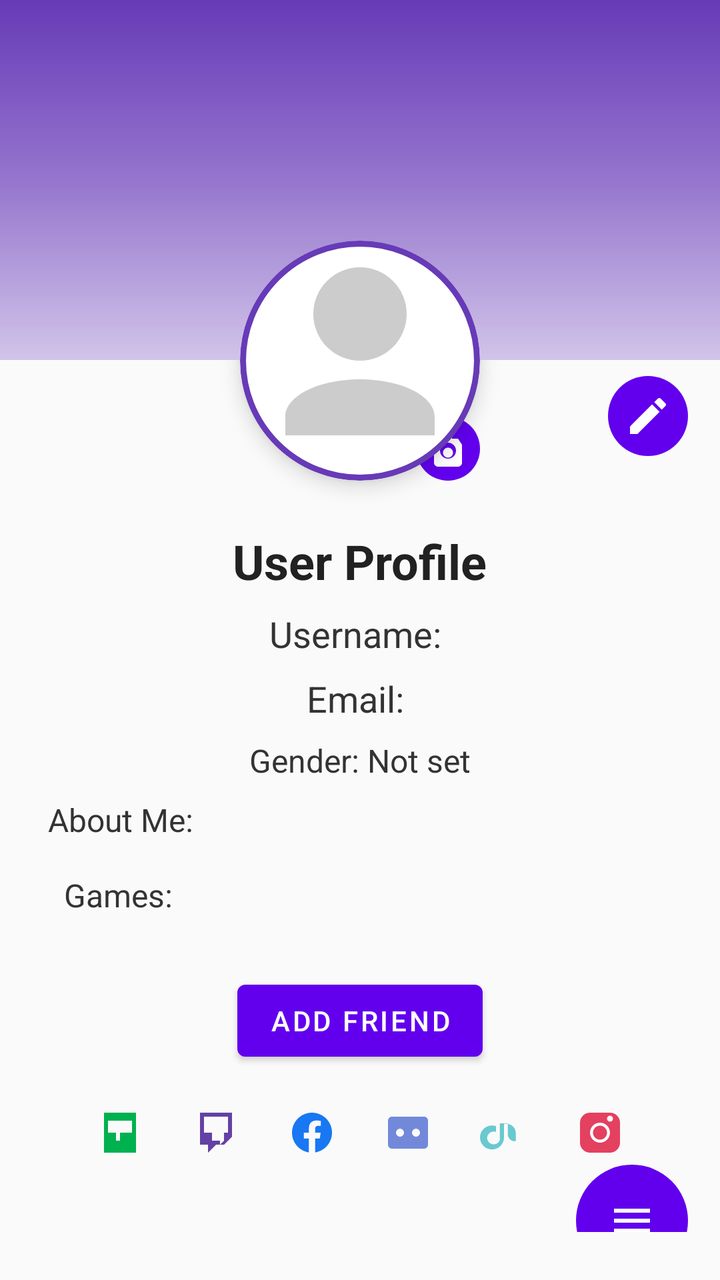
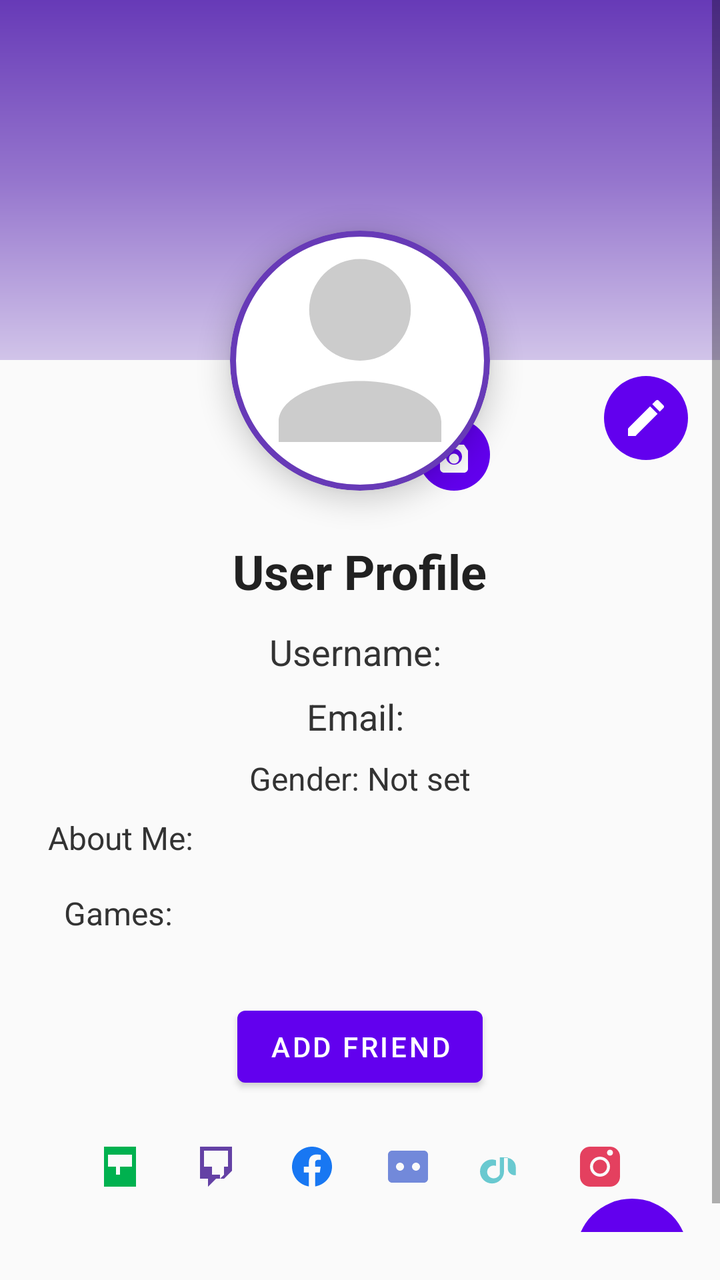

An Android layout rendered at two revisions. The XML below is the earlier revision; the diff shows what the commit changed to produce the second picture.
<!-- AndroidManifest.xml: application theme Theme.VIRE -->
<!-- res/layout/activity_profile.xml -->
<?xml version="1.0" encoding="utf-8"?>
<ScrollView xmlns:android="http://schemas.android.com/apk/res/android"
    android:id="@+id/scrollViewRoot"
    android:layout_width="match_parent"
    android:layout_height="match_parent"
    android:background="#FAFAFA"
    android:fillViewport="true"
    android:fitsSystemWindows="true"
    android:paddingBottom="24dp">

    <RelativeLayout
        android:layout_width="match_parent"
        android:layout_height="wrap_content"
        android:padding="0dp">

        
        <ImageView
            android:id="@+id/coverPhoto"
            android:layout_width="match_parent"
            android:layout_height="180dp"
            android:scaleType="centerCrop"
            android:src="@drawable/default_cover"
            android:elevation="6dp"
            android:contentDescription="Cover Photo" />

        
        <ImageButton
            android:id="@+id/changeCoverButton"
            android:layout_width="36dp"
            android:layout_height="36dp"
            android:layout_alignBottom="@id/coverPhoto"
            android:layout_alignEnd="@id/coverPhoto"
            android:layout_margin="12dp"
            android:background="@drawable/circle_bg"
            android:src="@drawable/ic_camera"
            android:tint="@android:color/white"
            android:contentDescription="Change Cover Photo" />

        
        <ImageView
            android:id="@+id/profileImage"
            android:layout_width="120dp"
            android:layout_height="120dp"
            android:layout_below="@id/coverPhoto"
            android:layout_centerHorizontal="true"
            android:layout_marginTop="-60dp"
            android:background="@drawable/profile_image_bg"
            android:padding="4dp"
            android:elevation="6dp"
            android:scaleType="centerCrop"
            android:adjustViewBounds="true"
            android:clipToOutline="true"
            android:src="@drawable/ic_profile_placeholder"
            android:contentDescription="Profile Picture" />

        
        <ImageButton
            android:id="@+id/changeProfilePicButton"
            android:layout_width="32dp"
            android:layout_height="32dp"
            android:layout_alignEnd="@id/profileImage"
            android:layout_alignBottom="@id/profileImage"
            android:background="@drawable/circle_bg"
            android:src="@drawable/ic_camera"
            android:tint="@android:color/white"
            android:contentDescription="Change Profile Picture" />

        
        <ImageButton
            android:id="@+id/editPenButton"
            android:layout_width="40dp"
            android:layout_height="40dp"
            android:layout_below="@id/coverPhoto"
            android:layout_alignParentEnd="true"
            android:layout_marginTop="8dp"
            android:layout_marginEnd="16dp"
            android:background="@drawable/circle_bg"
            android:src="@drawable/ic_pen"
            android:tint="@android:color/white"
            android:contentDescription="Edit Profile" />

        
        <LinearLayout
            android:id="@+id/profileInfoLayout"
            android:layout_width="match_parent"
            android:layout_height="wrap_content"
            android:layout_below="@id/profileImage"
            android:orientation="vertical"
            android:gravity="center_horizontal"
            android:padding="24dp">

            <TextView
                android:id="@+id/profileTitleText"
                android:layout_width="wrap_content"
                android:layout_height="wrap_content"
                android:text="User Profile"
                android:textSize="24sp"
                android:textStyle="bold"
                android:textColor="#212121"
                android:layout_marginBottom="8dp" />

            <TextView
                android:id="@+id/profileUsername"
                android:layout_width="wrap_content"
                android:layout_height="wrap_content"
                android:text="Username: "
                android:textSize="18sp"
                android:textColor="#333333"
                android:layout_marginBottom="8dp" />

            <TextView
                android:id="@+id/profileEmail"
                android:layout_width="wrap_content"
                android:layout_height="wrap_content"
                android:text="Email: "
                android:textSize="18sp"
                android:textColor="#333333"
                android:layout_marginBottom="8dp" />

            <TextView
                android:id="@+id/profileGender"
                android:layout_width="wrap_content"
                android:layout_height="wrap_content"
                android:text="Gender: Not set"
                android:textSize="16sp"
                android:textColor="#333333"
                android:layout_marginBottom="8dp" />

            <TextView
                android:id="@+id/profileAboutMe"
                android:layout_width="match_parent"
                android:layout_height="wrap_content"
                android:text="About Me: "
                android:textSize="16sp"
                android:textColor="#333333"
                android:layout_marginBottom="8dp" />

            <TextView
                android:id="@+id/profileGames"
                android:layout_width="match_parent"
                android:layout_height="wrap_content"
                android:text="Games: "
                android:textSize="16sp"
                android:textColor="#333333"
                android:layout_marginBottom="8dp"
                android:clickable="true"
                android:focusable="true"
                android:background="?attr/selectableItemBackground"
                android:padding="8dp" />

            
            <Button
                android:id="@+id/addFriendButton"
                android:layout_width="wrap_content"
                android:layout_height="wrap_content"
                android:text="Add Friend"
                android:layout_marginTop="12dp" />

            
            <LinearLayout
                android:id="@+id/socialLinksLayout"
                android:layout_width="wrap_content"
                android:layout_height="wrap_content"
                android:orientation="horizontal"
                android:layout_marginTop="8dp"
                android:gravity="center">

                <ImageButton
                    android:id="@+id/socialkick"
                    android:layout_width="40dp"
                    android:layout_height="40dp"
                    android:layout_margin="4dp"
                    android:src="@drawable/ic_kick"
                    android:background="@null"
                    android:contentDescription="Kick" />

                <ImageButton
                    android:id="@+id/socialtwitch"
                    android:layout_width="40dp"
                    android:layout_height="40dp"
                    android:layout_margin="4dp"
                    android:src="@drawable/ic_twitch"
                    android:background="@null"
                    android:contentDescription="Twitch" />

                <ImageButton
                    android:id="@+id/socialFacebook"
                    android:layout_width="40dp"
                    android:layout_height="40dp"
                    android:layout_margin="4dp"
                    android:src="@drawable/ic_facebook"
                    android:background="@null"
                    android:contentDescription="Facebook" />

                <ImageButton
                    android:id="@+id/socialDiscord"
                    android:layout_width="40dp"
                    android:layout_height="40dp"
                    android:layout_margin="4dp"
                    android:src="@drawable/ic_discord"
                    android:background="@null"
                    android:contentDescription="Discord" />

                <ImageButton
                    android:id="@+id/socialTiktok"
                    android:layout_width="40dp"
                    android:layout_height="40dp"
                    android:layout_margin="4dp"
                    android:src="@drawable/ic_tiktok"
                    android:background="@null"
                    android:contentDescription="Tiktok" />

                <ImageButton
                    android:id="@+id/socialInstagram"
                    android:layout_width="40dp"
                    android:layout_height="40dp"
                    android:layout_margin="4dp"
                    android:src="@drawable/ic_instagram"
                    android:background="@null"
                    android:contentDescription="Instagram" />

            </LinearLayout>

        </LinearLayout>

        
        <ListView
            android:id="@+id/profileFeedListView"
            android:layout_width="match_parent"
            android:layout_height="wrap_content"
            android:layout_below="@id/profileInfoLayout"
            android:divider="@android:color/darker_gray"
            android:dividerHeight="1dp"
            android:paddingTop="8dp"
            android:paddingBottom="16dp" />

        
        <ImageButton
            android:id="@+id/hamburgerButton"
            android:layout_width="56dp"
            android:layout_height="56dp"
            android:layout_alignParentBottom="true"
            android:layout_alignParentEnd="true"
            android:layout_margin="16dp"
            android:background="@drawable/circle_bg"
            android:src="@drawable/ic_menu_hamburger"
            android:tint="@android:color/white"
            android:contentDescription="Menu" />

    </RelativeLayout>

</ScrollView>
<!-- resources referenced by this layout -->
<resources>
  <!-- drawable circle_bg (drawable) -->
  <?xml version="1.0" encoding="utf-8"?>
  
  <shape xmlns:android="http://schemas.android.com/apk/res/android"
      android:shape="oval">
  
      
      <solid android:color="@color/purple_500"/>
  
      
      <size
          android:width="56dp"
          android:height="56dp"/>
  </shape>
  <!-- drawable default_cover (drawable) -->
  <?xml version="1.0" encoding="utf-8"?>
  <shape xmlns:android="http://schemas.android.com/apk/res/android"
      android:shape="rectangle">
      <gradient
          android:startColor="#673AB7"
          android:centerColor="#9575CD"
          android:endColor="#D1C4E9"
          android:angle="270" />
  </shape>
  <!-- drawable ic_kick (drawable) -->
  <?xml version="1.0" encoding="utf-8"?>
  <vector xmlns:android="http://schemas.android.com/apk/res/android"
      android:width="24dp"
      android:height="24dp"
      android:viewportWidth="24"
      android:viewportHeight="24">
      <path
          android:fillColor="#00B14F"
          android:pathData="M4,2v20h16V2H4zm10,10h-2v4h-2v-4H6V6h12v6h-4z"/>
  </vector>
  <!-- drawable ic_menu_hamburger (drawable) -->
  <?xml version="1.0" encoding="utf-8"?>
  <vector xmlns:android="http://schemas.android.com/apk/res/android"
      android:width="24dp"
      android:height="24dp"
      android:viewportWidth="24"
      android:viewportHeight="24">
      <path
          android:fillColor="#000000"
          android:pathData="M3,6h18v2H3V6zM3,11h18v2H3v-2zM3,16h18v2H3v-2z"/>
  </vector>
  <!-- drawable ic_pen (drawable) -->
  <?xml version="1.0" encoding="utf-8"?>
  <vector xmlns:android="http://schemas.android.com/apk/res/android"
      android:width="24dp"
      android:height="24dp"
      android:viewportWidth="24"
      android:viewportHeight="24">
  
      <path
          android:fillColor="#6200EE"
          android:pathData="M3,17.25V21h3.75L17.81,9.94l-3.75-3.75L3,17.25zM20.71,7.04c0.39,-0.39 0.39,-1.02 0,-1.41l-2.34,-2.34c-0.39,-0.39 -1.02,-0.39 -1.41,0l-1.83,1.83l3.75,3.75l1.83,-1.83z"/>
  </vector>
  <!-- drawable ic_profile_placeholder (drawable) -->
  <?xml version="1.0" encoding="utf-8"?>
  <vector xmlns:android="http://schemas.android.com/apk/res/android"
      android:width="100dp"
      android:height="100dp"
      android:viewportWidth="24"
      android:viewportHeight="24">
      <path
          android:fillColor="#CCCCCC"
          android:pathData="M12,12a5,5 0 1,0 -5,-5a5,5 0 0,0 5,5zM12,14c-4.42,0 -8,1.79 -8,4v2h16v-2c0,-2.21 -3.58,-4 -8,-4z"/>
  </vector>
  <!-- drawable ic_twitch (drawable) -->
  <?xml version="1.0" encoding="utf-8"?>
  <vector xmlns:android="http://schemas.android.com/apk/res/android"
      android:width="24dp"
      android:height="24dp"
      android:viewportWidth="24"
      android:viewportHeight="24">
      <path
          android:fillColor="#6441A5"
          android:pathData="M4,2v16h4v4l4,-4h4l4,-4V2H4zm14,10h-2v4l-2,2v-2h-4v-4H6V4h12v8z"/>
  </vector>
  <!-- drawable profile_image_bg (drawable) -->
  <?xml version="1.0" encoding="utf-8"?>
  <shape xmlns:android="http://schemas.android.com/apk/res/android"
      android:shape="oval">
      <solid android:color="#FFFFFF" />
      <stroke
          android:width="3dp"
          android:color="#673AB7" />
      <size
          android:width="100dp"
          android:height="100dp" />
      <padding
          android:top="2dp"
          android:bottom="2dp"
          android:left="2dp"
          android:right="2dp" />
  </shape>
  <style name="Theme.VIRE" parent="Theme.MaterialComponents.DayNight.NoActionBar">
          
          <item name="colorPrimary">#6200EE</item>  
          <item name="colorPrimaryVariant">#3700B3</item>
          <item name="colorOnPrimary">#FFFFFF</item>
          
          <item name="colorSecondary">#03DAC5</item>
          <item name="colorSecondaryVariant">#018786</item>
          <item name="colorOnSecondary">#000000</item>
      </style>
  <color name="purple_500">#6200EE</color>
  <!-- unchanged entries left out for length: 5 -->
</resources>

<!-- the commit's change to res/layout/activity_profile.xml (unified diff, before → after) -->
@@ -1,17 +1,17 @@
 <?xml version="1.0" encoding="utf-8"?>
 <ScrollView xmlns:android="http://schemas.android.com/apk/res/android"
+    xmlns:app="http://schemas.android.com/apk/res-auto"
     android:id="@+id/scrollViewRoot"
     android:layout_width="match_parent"
     android:layout_height="match_parent"
-    android:background="#FAFAFA"
     android:fillViewport="true"
     android:fitsSystemWindows="true"
+    android:background="#FAFAFA"
     android:paddingBottom="24dp">
 
     <RelativeLayout
         android:layout_width="match_parent"
-        android:layout_height="wrap_content"
-        android:padding="0dp">
+        android:layout_height="wrap_content">
 
         
         <ImageView
@@ -26,27 +26,27 @@
         
         <ImageButton
             android:id="@+id/changeCoverButton"
-            android:layout_width="36dp"
-            android:layout_height="36dp"
+            android:layout_width="40dp"
+            android:layout_height="40dp"
             android:layout_alignBottom="@id/coverPhoto"
             android:layout_alignEnd="@id/coverPhoto"
             android:layout_margin="12dp"
             android:background="@drawable/circle_bg"
             android:src="@drawable/ic_camera"
-            android:tint="@android:color/white"
-            android:contentDescription="Change Cover Photo" />
+            android:contentDescription="Change Cover Photo"
+            app:tint="@android:color/white" />
 
         
         <ImageView
             android:id="@+id/profileImage"
-            android:layout_width="120dp"
-            android:layout_height="120dp"
+            android:layout_width="130dp"
+            android:layout_height="130dp"
             android:layout_below="@id/coverPhoto"
             android:layout_centerHorizontal="true"
-            android:layout_marginTop="-60dp"
+            android:layout_marginTop="-65dp"
             android:background="@drawable/profile_image_bg"
             android:padding="4dp"
-            android:elevation="6dp"
+            android:elevation="8dp"
             android:scaleType="centerCrop"
             android:adjustViewBounds="true"
             android:clipToOutline="true"
@@ -56,28 +56,28 @@
         
         <ImageButton
             android:id="@+id/changeProfilePicButton"
-            android:layout_width="32dp"
-            android:layout_height="32dp"
+            android:layout_width="36dp"
+            android:layout_height="36dp"
             android:layout_alignEnd="@id/profileImage"
             android:layout_alignBottom="@id/profileImage"
             android:background="@drawable/circle_bg"
             android:src="@drawable/ic_camera"
-            android:tint="@android:color/white"
-            android:contentDescription="Change Profile Picture" />
+            android:contentDescription="Change Profile Picture"
+            app:tint="@android:color/white" />
 
         
         <ImageButton
             android:id="@+id/editPenButton"
-            android:layout_width="40dp"
-            android:layout_height="40dp"
+            android:layout_width="42dp"
+            android:layout_height="42dp"
             android:layout_below="@id/coverPhoto"
             android:layout_alignParentEnd="true"
             android:layout_marginTop="8dp"
             android:layout_marginEnd="16dp"
             android:background="@drawable/circle_bg"
             android:src="@drawable/ic_pen"
-            android:tint="@android:color/white"
-            android:contentDescription="Edit Profile" />
+            android:contentDescription="Edit Profile"
+            app:tint="@android:color/white" />
 
         
         <LinearLayout
@@ -97,7 +97,7 @@
                 android:textSize="24sp"
                 android:textStyle="bold"
                 android:textColor="#212121"
-                android:layout_marginBottom="8dp" />
+                android:layout_marginBottom="12dp" />
 
             <TextView
                 android:id="@+id/profileUsername"
@@ -142,7 +142,7 @@
                 android:text="Games: "
                 android:textSize="16sp"
                 android:textColor="#333333"
-                android:layout_marginBottom="8dp"
+                android:layout_marginBottom="12dp"
                 android:clickable="true"
                 android:focusable="true"
                 android:background="?attr/selectableItemBackground"
@@ -162,7 +162,7 @@
                 android:layout_width="wrap_content"
                 android:layout_height="wrap_content"
                 android:orientation="horizontal"
-                android:layout_marginTop="8dp"
+                android:layout_marginTop="12dp"
                 android:gravity="center">
 
                 <ImageButton
@@ -244,8 +244,8 @@
             android:layout_margin="16dp"
             android:background="@drawable/circle_bg"
             android:src="@drawable/ic_menu_hamburger"
-            android:tint="@android:color/white"
-            android:contentDescription="Menu" />
+            android:contentDescription="Menu"
+            app:tint="@android:color/white" />
 
     </RelativeLayout>
 
